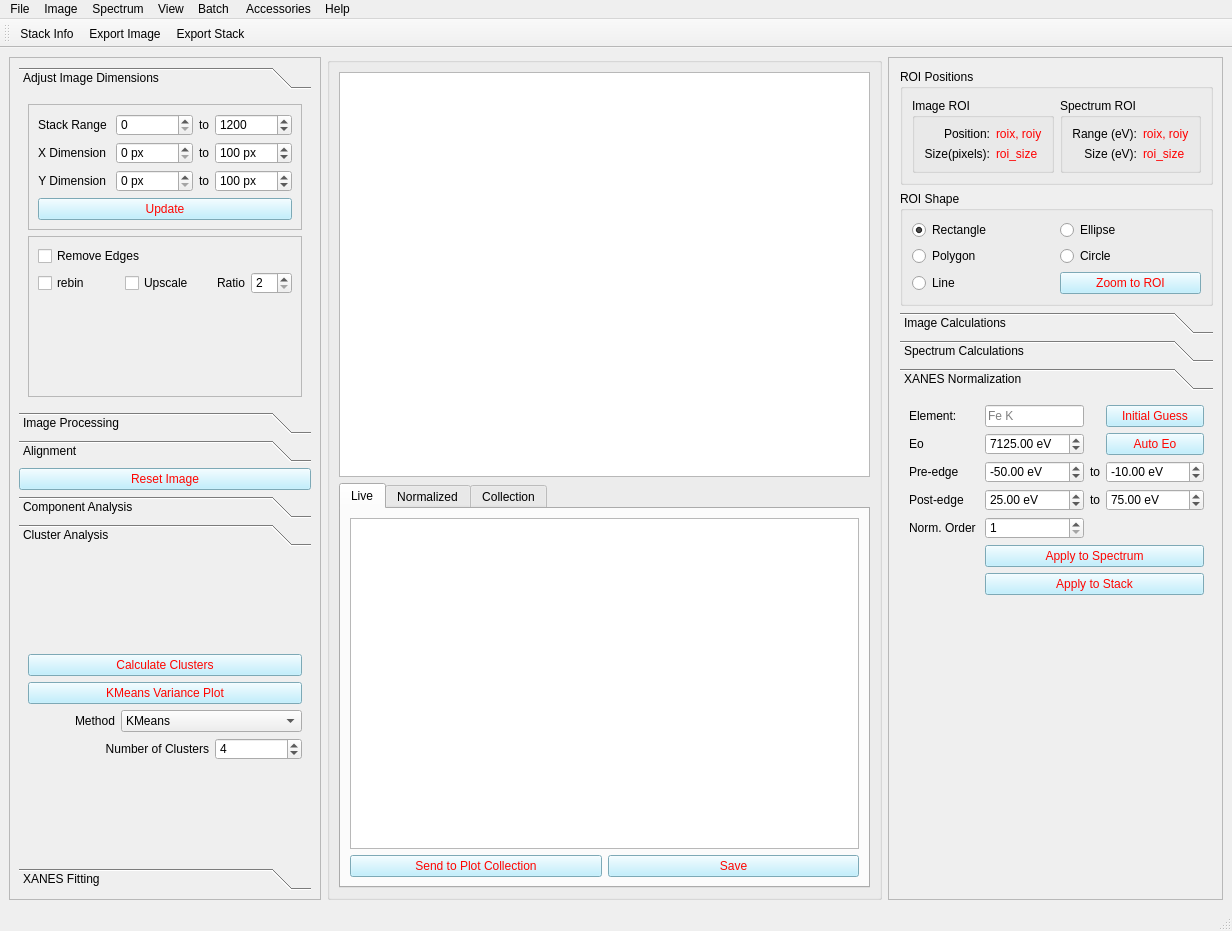
Before: the Qt Designer form xmidas/uis/midasMainwindow.ui in NSLS-II/xmidas, drawn with Qt 5.
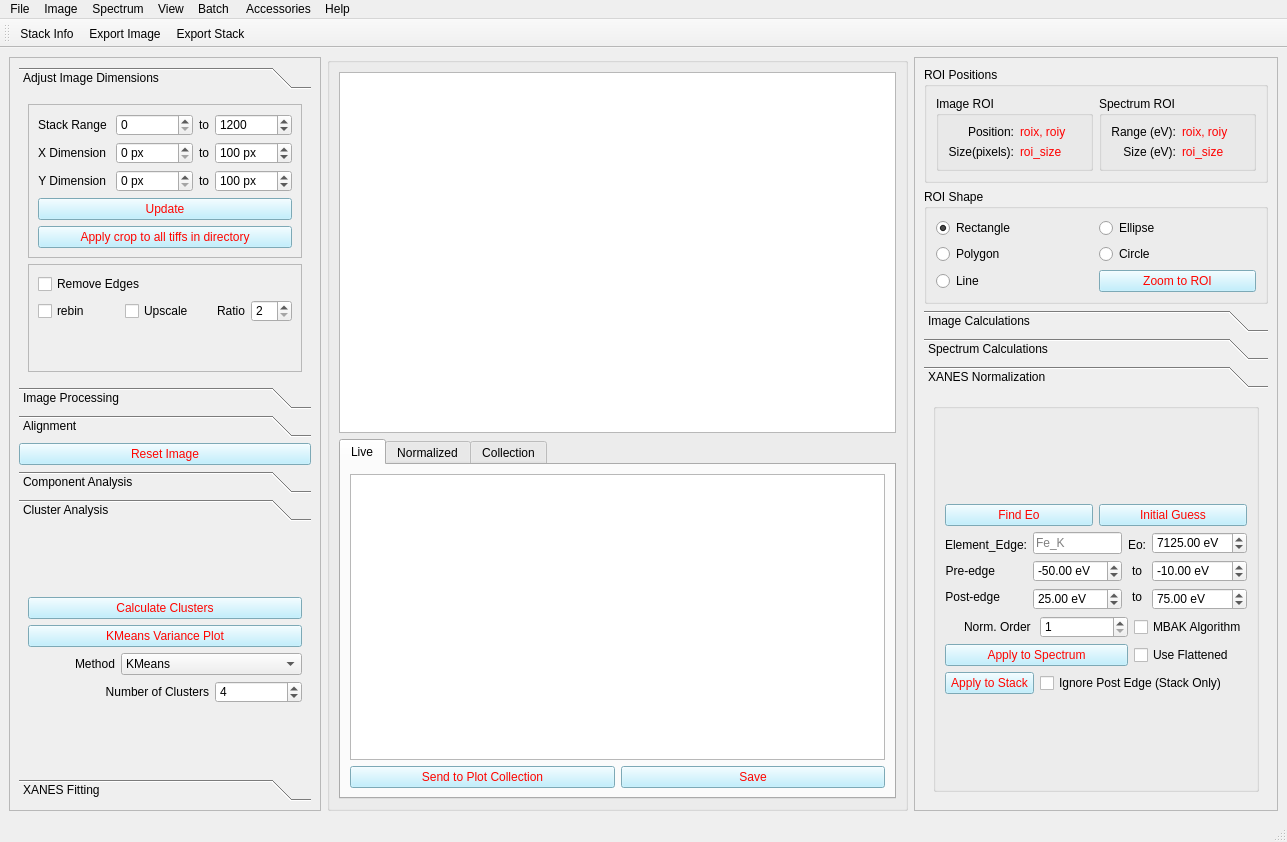
After: the same form once the commit is applied. The open tabs and pages were chosen to show the change. Icons and pictures are not drawn. Custom widgets are drawn as their Qt base class.

```diff
--- a/xmidas/uis/midasMainwindow.ui
+++ b/xmidas/uis/midasMainwindow.ui
@@ -10,8 +10,8 @@
    <rect>
     <x>0</x>
     <y>0</y>
-    <width>1232</width>
-    <height>931</height>
+    <width>1287</width>
+    <height>842</height>
    </rect>
   </property>
   <property name="sizePolicy">
@@ -36,7 +36,7 @@
     <bool>true</bool>
    </property>
    <property name="sizePolicy">
-    <sizepolicy hsizetype="Expanding" vsizetype="MinimumExpanding">
+    <sizepolicy hsizetype="Preferred" vsizetype="Preferred">
      <horstretch>0</horstretch>
      <verstretch>0</verstretch>
     </sizepolicy>
@@ -116,7 +116,7 @@
 
 </string>
    </property>
-   <layout class="QGridLayout" name="gridLayout_28">
+   <layout class="QGridLayout" name="gridLayout_42">
     <item row="0" column="0">
      <widget class="QFrame" name="frame">
       <property name="sizePolicy">
@@ -151,8 +151,8 @@
            <rect>
             <x>0</x>
             <y>0</y>
-            <width>368</width>
-            <height>325</height>
+            <width>302</width>
+            <height>288</height>
            </rect>
           </property>
           <attribute name="label">
@@ -443,6 +443,13 @@
                 </property>
                </widget>
               </item>
+              <item row="2" column="0">
+               <widget class="QPushButton" name="pb_apply_crop_to_all">
+                <property name="text">
+                 <string>Apply crop to all tiffs in directory</string>
+                </property>
+               </widget>
+              </item>
              </layout>
             </widget>
            </item>
@@ -1222,8 +1229,8 @@
            <rect>
             <x>0</x>
             <y>0</y>
-            <width>379</width>
-            <height>321</height>
+            <width>302</width>
+            <height>205</height>
            </rect>
           </property>
           <attribute name="label">
@@ -1639,116 +1646,10 @@
       <property name="frameShadow">
        <enum>QFrame::Sunken</enum>
       </property>
-      <layout class="QGridLayout" name="gridLayout_35">
-       <property name="sizeConstraint">
-        <enum>QLayout::SetDefaultConstraint</enum>
-       </property>
-       <property name="leftMargin">
-        <number>11</number>
-       </property>
-       <property name="topMargin">
-        <number>11</number>
-       </property>
-       <item row="2" column="0">
-        <widget class="QGroupBox" name="groupBox_2">
-         <property name="sizePolicy">
-          <sizepolicy hsizetype="Preferred" vsizetype="Preferred">
-           <horstretch>0</horstretch>
-           <verstretch>0</verstretch>
-          </sizepolicy>
-         </property>
-         <property name="title">
-          <string>ROI Shape</string>
-         </property>
-         <layout class="QGridLayout" name="gridLayout_38">
+      <layout class="QGridLayout" name="gridLayout_34">
           <item row="0" column="0">
-           <widget class="QRadioButton" name="rb_rect_roi">
-            <property name="sizePolicy">
-             <sizepolicy hsizetype="Preferred" vsizetype="Fixed">
-              <horstretch>0</horstretch>
-              <verstretch>0</verstretch>
-             </sizepolicy>
-            </property>
-            <property name="text">
-             <string>Rectangle</string>
-            </property>
-            <property name="checked">
-             <bool>true</bool>
-            </property>
-           </widget>
-          </item>
-          <item row="0" column="1">
-           <widget class="QRadioButton" name="rb_elli_roi">
-            <property name="sizePolicy">
-             <sizepolicy hsizetype="Preferred" vsizetype="Fixed">
-              <horstretch>0</horstretch>
-              <verstretch>0</verstretch>
-             </sizepolicy>
-            </property>
-            <property name="text">
-             <string>Ellipse</string>
-            </property>
-           </widget>
-          </item>
-          <item row="1" column="0">
-           <widget class="QRadioButton" name="rb_poly_roi">
-            <property name="sizePolicy">
-             <sizepolicy hsizetype="Preferred" vsizetype="Fixed">
-              <horstretch>0</horstretch>
-              <verstretch>0</verstretch>
-             </sizepolicy>
-            </property>
-            <property name="text">
-             <string>Polygon</string>
-            </property>
-            <property name="checked">
-             <bool>false</bool>
-            </property>
-           </widget>
-          </item>
-          <item row="1" column="1">
-           <widget class="QRadioButton" name="rb_circle_roi">
-            <property name="sizePolicy">
-             <sizepolicy hsizetype="Preferred" vsizetype="Fixed">
-              <horstretch>0</horstretch>
-              <verstretch>0</verstretch>
-             </sizepolicy>
-            </property>
-            <property name="text">
-             <string>Circle</string>
-            </property>
-           </widget>
-          </item>
-          <item row="2" column="0">
-           <widget class="QRadioButton" name="rb_line_roi">
-            <property name="sizePolicy">
-             <sizepolicy hsizetype="Preferred" vsizetype="Fixed">
-              <horstretch>0</horstretch>
-              <verstretch>0</verstretch>
-             </sizepolicy>
-            </property>
-            <property name="text">
-             <string>Line</string>
-            </property>
-           </widget>
-          </item>
-          <item row="2" column="1">
-           <widget class="QPushButton" name="pb_show_roi">
-            <property name="sizePolicy">
-             <sizepolicy hsizetype="Preferred" vsizetype="Fixed">
-              <horstretch>0</horstretch>
-              <verstretch>0</verstretch>
-             </sizepolicy>
-            </property>
-            <property name="text">
-             <string>Zoom to ROI</string>
-            </property>
-           </widget>
-          </item>
-         </layout>
-        </widget>
-       </item>
-       <item row="1" column="0">
+        <layout class="QGridLayout" name="gridLayout_33">
+         <item row="0" column="0">
         <widget class="QGroupBox" name="groupBox_8">
          <property name="styleSheet">
           <string notr="true">font: 9pt &quot;Segoe UI&quot;;</string>
@@ -1864,7 +1765,106 @@
          </layout>
         </widget>
        </item>
-       <item row="4" column="0">
+         <item row="1" column="0">
+          <widget class="QGroupBox" name="groupBox_2">
+           <property name="sizePolicy">
+            <sizepolicy hsizetype="Preferred" vsizetype="Preferred">
+             <horstretch>0</horstretch>
+             <verstretch>0</verstretch>
+            </sizepolicy>
+           </property>
+           <property name="title">
+            <string>ROI Shape</string>
+           </property>
+           <layout class="QGridLayout" name="gridLayout_38">
+            <item row="0" column="1">
+             <widget class="QRadioButton" name="rb_elli_roi">
+              <property name="sizePolicy">
+               <sizepolicy hsizetype="Preferred" vsizetype="Fixed">
+                <horstretch>0</horstretch>
+                <verstretch>0</verstretch>
+               </sizepolicy>
+              </property>
+              <property name="text">
+               <string>Ellipse</string>
+              </property>
+             </widget>
+            </item>
+            <item row="0" column="0">
+             <widget class="QRadioButton" name="rb_rect_roi">
+              <property name="sizePolicy">
+               <sizepolicy hsizetype="Preferred" vsizetype="Fixed">
+                <horstretch>0</horstretch>
+                <verstretch>0</verstretch>
+               </sizepolicy>
+              </property>
+              <property name="text">
+               <string>Rectangle</string>
+              </property>
+              <property name="checked">
+               <bool>true</bool>
+              </property>
+             </widget>
+            </item>
+            <item row="1" column="0">
+             <widget class="QRadioButton" name="rb_poly_roi">
+              <property name="sizePolicy">
+               <sizepolicy hsizetype="Preferred" vsizetype="Fixed">
+                <horstretch>0</horstretch>
+                <verstretch>0</verstretch>
+               </sizepolicy>
+              </property>
+              <property name="text">
+               <string>Polygon</string>
+              </property>
+              <property name="checked">
+               <bool>false</bool>
+              </property>
+             </widget>
+            </item>
+            <item row="1" column="1">
+             <widget class="QRadioButton" name="rb_circle_roi">
+              <property name="sizePolicy">
+               <sizepolicy hsizetype="Preferred" vsizetype="Fixed">
+                <horstretch>0</horstretch>
+                <verstretch>0</verstretch>
+               </sizepolicy>
+              </property>
+              <property name="text">
+               <string>Circle</string>
+              </property>
+             </widget>
+            </item>
+            <item row="2" column="1">
+             <widget class="QPushButton" name="pb_show_roi">
+              <property name="sizePolicy">
+               <sizepolicy hsizetype="Preferred" vsizetype="Fixed">
+                <horstretch>0</horstretch>
+                <verstretch>0</verstretch>
+               </sizepolicy>
+              </property>
+              <property name="text">
+               <string>Zoom to ROI</string>
+              </property>
+             </widget>
+            </item>
+            <item row="2" column="0">
+             <widget class="QRadioButton" name="rb_line_roi">
+              <property name="sizePolicy">
+               <sizepolicy hsizetype="Preferred" vsizetype="Fixed">
+                <horstretch>0</horstretch>
+                <verstretch>0</verstretch>
+               </sizepolicy>
+              </property>
+              <property name="text">
+               <string>Line</string>
+              </property>
+             </widget>
+            </item>
+           </layout>
+          </widget>
+         </item>
+         <item row="2" column="0">
         <widget class="QToolBox" name="toolBox_3">
          <property name="sizePolicy">
           <sizepolicy hsizetype="Preferred" vsizetype="Preferred">
@@ -1872,6 +1872,9 @@
            <verstretch>0</verstretch>
           </sizepolicy>
          </property>
+           <property name="layoutDirection">
+            <enum>Qt::LeftToRight</enum>
+           </property>
          <property name="currentIndex">
           <number>1</number>
          </property>
@@ -1887,7 +1890,7 @@
           <attribute name="label">
            <string>Image Calculations</string>
           </attribute>
-          <layout class="QGridLayout" name="gridLayout_32">
+            <layout class="QGridLayout" name="gridLayout_40">
            <item row="0" column="0">
             <widget class="QGroupBox" name="groupBox_3">
              <property name="title">
@@ -2084,82 +2087,23 @@
            <rect>
             <x>0</x>
             <y>0</y>
-            <width>386</width>
-            <height>273</height>
+              <width>365</width>
+              <height>384</height>
            </rect>
           </property>
           <attribute name="label">
            <string>XANES Normalization</string>
           </attribute>
           <layout class="QGridLayout" name="gridLayout_39">
-           <item row="3" column="2">
-            <widget class="QLabel" name="label_25">
-             <property name="sizePolicy">
-              <sizepolicy hsizetype="Fixed" vsizetype="Preferred">
-               <horstretch>0</horstretch>
-               <verstretch>0</verstretch>
-              </sizepolicy>
-             </property>
-             <property name="text">
-              <string>to</string>
-             </property>
-             <property name="alignment">
-              <set>Qt::AlignCenter</set>
-             </property>
-            </widget>
-           </item>
-           <item row="4" column="1">
-            <widget class="QSpinBox" name="sb_norm_order">
-             <property name="sizePolicy">
-              <sizepolicy hsizetype="Preferred" vsizetype="Fixed">
-               <horstretch>0</horstretch>
-               <verstretch>0</verstretch>
-              </sizepolicy>
-             </property>
-             <property name="minimum">
-              <number>1</number>
-             </property>
-             <property name="maximum">
-              <number>5</number>
-             </property>
-            </widget>
-           </item>
-           <item row="1" column="0">
-            <widget class="QLabel" name="label_21">
-             <property name="sizePolicy">
-              <sizepolicy hsizetype="Fixed" vsizetype="Preferred">
-               <horstretch>0</horstretch>
-               <verstretch>0</verstretch>
-              </sizepolicy>
-             </property>
-             <property name="text">
-              <string>Eo</string>
-             </property>
-            </widget>
-           </item>
-           <item row="1" column="1">
-            <widget class="QDoubleSpinBox" name="dsb_norm_Eo">
-             <property name="sizePolicy">
-              <sizepolicy hsizetype="Preferred" vsizetype="Fixed">
-               <horstretch>0</horstretch>
-               <verstretch>0</verstretch>
-              </sizepolicy>
-             </property>
-             <property name="suffix">
-              <string> eV</string>
-             </property>
-             <property name="minimum">
-              <double>1000.000000000000000</double>
-             </property>
-             <property name="maximum">
-              <double>20000.000000000000000</double>
-             </property>
-             <property name="value">
-              <double>7125.000000000000000</double>
-             </property>
-            </widget>
-           </item>
-           <item row="1" column="3">
+             <item row="0" column="0">
+              <widget class="QGroupBox" name="groupBox">
+               <property name="title">
+                <string/>
+               </property>
+               <layout class="QGridLayout" name="gridLayout_35">
+                <item row="0" column="0">
+                 <layout class="QGridLayout" name="gridLayout_32">
+                  <item row="0" column="0">
             <widget class="QPushButton" name="pb_auto_Eo">
              <property name="sizePolicy">
               <sizepolicy hsizetype="Preferred" vsizetype="Fixed">
@@ -2171,42 +2115,47 @@
               <string>calculate the energy point with maximum derivative</string>
              </property>
              <property name="text">
-              <string>Auto Eo</string>
+                     <string>Find Eo</string>
              </property>
             </widget>
            </item>
-           <item row="2" column="1">
-            <widget class="QDoubleSpinBox" name="dsb_norm_pre1">
+                  <item row="0" column="1">
+                   <widget class="QPushButton" name="pb_xanes_norm_vals">
              <property name="sizePolicy">
               <sizepolicy hsizetype="Preferred" vsizetype="Fixed">
                <horstretch>0</horstretch>
                <verstretch>0</verstretch>
               </sizepolicy>
              </property>
-             <property name="suffix">
-              <string> eV</string>
-             </property>
-             <property name="decimals">
-              <number>2</number>
-             </property>
-             <property name="minimum">
-              <double>-500.000000000000000</double>
-             </property>
-             <property name="maximum">
-              <double>500.000000000000000</double>
-             </property>
-             <property name="singleStep">
-              <double>1.000000000000000</double>
-             </property>
-             <property name="value">
-              <double>-50.000000000000000</double>
-             </property>
-            </widget>
-           </item>
-           <item row="2" column="0">
+                    <property name="text">
+                     <string>Initial Guess</string>
+                    </property>
+                   </widget>
+                  </item>
+                  <item row="1" column="0" colspan="2">
+                   <layout class="QGridLayout" name="gridLayout_28">
+                    <item row="0" column="0">
+                     <layout class="QVBoxLayout" name="verticalLayout">
+                      <item>
+                       <widget class="QLabel" name="label_18">
+                        <property name="sizePolicy">
+                         <sizepolicy hsizetype="Preferred" vsizetype="Fixed">
+                          <horstretch>0</horstretch>
+                          <verstretch>0</verstretch>
+                         </sizepolicy>
+                        </property>
+                        <property name="text">
+                         <string>Element_Edge:</string>
+                        </property>
+                        <property name="alignment">
+                         <set>Qt::AlignRight|Qt::AlignTrailing|Qt::AlignVCenter</set>
+                        </property>
+                       </widget>
+                      </item>
+                      <item>
             <widget class="QLabel" name="label_16">
              <property name="sizePolicy">
-              <sizepolicy hsizetype="Fixed" vsizetype="Preferred">
+                         <sizepolicy hsizetype="Fixed" vsizetype="Fixed">
                <horstretch>0</horstretch>
                <verstretch>0</verstretch>
               </sizepolicy>
@@ -2214,34 +2163,15 @@
              <property name="text">
               <string>Pre-edge</string>
              </property>
-            </widget>
-           </item>
-           <item row="2" column="3">
-            <widget class="QDoubleSpinBox" name="dsb_norm_pre2">
-             <property name="sizePolicy">
-              <sizepolicy hsizetype="Preferred" vsizetype="Fixed">
-               <horstretch>0</horstretch>
-               <verstretch>0</verstretch>
-              </sizepolicy>
-             </property>
-             <property name="suffix">
-              <string> eV</string>
-             </property>
-             <property name="minimum">
-              <double>-500.000000000000000</double>
-             </property>
-             <property name="maximum">
-              <double>500.000000000000000</double>
-             </property>
-             <property name="value">
-              <double>-10.000000000000000</double>
-             </property>
-            </widget>
-           </item>
-           <item row="3" column="0">
+                        <property name="alignment">
+                         <set>Qt::AlignRight|Qt::AlignTrailing|Qt::AlignVCenter</set>
+                        </property>
+                       </widget>
+                      </item>
+                      <item>
             <widget class="QLabel" name="label_17">
              <property name="sizePolicy">
-              <sizepolicy hsizetype="Fixed" vsizetype="Preferred">
+                         <sizepolicy hsizetype="Fixed" vsizetype="Fixed">
                <horstretch>0</horstretch>
                <verstretch>0</verstretch>
               </sizepolicy>
@@ -2249,63 +2179,16 @@
              <property name="text">
               <string>Post-edge</string>
              </property>
-            </widget>
-           </item>
-           <item row="2" column="2">
-            <widget class="QLabel" name="label_24">
-             <property name="sizePolicy">
-              <sizepolicy hsizetype="Fixed" vsizetype="Preferred">
-               <horstretch>0</horstretch>
-               <verstretch>0</verstretch>
-              </sizepolicy>
-             </property>
-             <property name="text">
-              <string>to</string>
-             </property>
-             <property name="alignment">
-              <set>Qt::AlignCenter</set>
-             </property>
-            </widget>
-           </item>
-           <item row="4" column="0">
-            <widget class="QLabel" name="label_23">
-             <property name="sizePolicy">
-              <sizepolicy hsizetype="Fixed" vsizetype="Preferred">
-               <horstretch>0</horstretch>
-               <verstretch>0</verstretch>
-              </sizepolicy>
-             </property>
-             <property name="text">
-              <string>Norm. Order </string>
-             </property>
              <property name="alignment">
               <set>Qt::AlignRight|Qt::AlignTrailing|Qt::AlignVCenter</set>
              </property>
             </widget>
            </item>
-           <item row="3" column="1">
-            <widget class="QDoubleSpinBox" name="dsb_norm_post1">
-             <property name="sizePolicy">
-              <sizepolicy hsizetype="Preferred" vsizetype="Fixed">
-               <horstretch>0</horstretch>
-               <verstretch>0</verstretch>
-              </sizepolicy>
-             </property>
-             <property name="suffix">
-              <string> eV</string>
-             </property>
-             <property name="minimum">
-              <double>0.000000000000000</double>
-             </property>
-             <property name="maximum">
-              <double>1000.000000000000000</double>
-             </property>
-             <property name="value">
-              <double>25.000000000000000</double>
-             </property>
-            </widget>
+                     </layout>
            </item>
            <item row="0" column="1">
+                     <layout class="QVBoxLayout" name="verticalLayout_2">
+                      <item>
             <widget class="QLineEdit" name="le_norm_elem">
              <property name="sizePolicy">
               <sizepolicy hsizetype="Ignored" vsizetype="Fixed">
@@ -2317,24 +2200,161 @@
               <string>&lt;html&gt;&lt;head/&gt;&lt;body&gt;&lt;p&gt; For mbak algorithm only, must be in &lt;span style=&quot; font-weight:600; font-style:italic;&quot;&gt;element&amp;lt;space&amp;gt;edge&lt;/span&gt; format&lt;/p&gt;&lt;/body&gt;&lt;/html&gt;</string>
              </property>
              <property name="placeholderText">
-              <string>Fe K</string>
+                         <string>Fe_K</string>
              </property>
             </widget>
            </item>
-           <item row="0" column="0">
-            <widget class="QLabel" name="label_18">
+                      <item>
+                       <widget class="QDoubleSpinBox" name="dsb_norm_pre1">
              <property name="sizePolicy">
-              <sizepolicy hsizetype="Fixed" vsizetype="Fixed">
+                         <sizepolicy hsizetype="Preferred" vsizetype="Fixed">
                <horstretch>0</horstretch>
                <verstretch>0</verstretch>
               </sizepolicy>
              </property>
+                        <property name="suffix">
+                         <string> eV</string>
+                        </property>
+                        <property name="decimals">
+                         <number>2</number>
+                        </property>
+                        <property name="minimum">
+                         <double>-500.000000000000000</double>
+                        </property>
+                        <property name="maximum">
+                         <double>500.000000000000000</double>
+                        </property>
+                        <property name="singleStep">
+                         <double>1.000000000000000</double>
+                        </property>
+                        <property name="value">
+                         <double>-50.000000000000000</double>
+                        </property>
+                       </widget>
+                      </item>
+                      <item>
+                       <widget class="QDoubleSpinBox" name="dsb_norm_post1">
+                        <property name="sizePolicy">
+                         <sizepolicy hsizetype="Preferred" vsizetype="Fixed">
+                          <horstretch>0</horstretch>
+                          <verstretch>0</verstretch>
+                         </sizepolicy>
+                        </property>
+                        <property name="suffix">
+                         <string> eV</string>
+                        </property>
+                        <property name="minimum">
+                         <double>0.000000000000000</double>
+                        </property>
+                        <property name="maximum">
+                         <double>1000.000000000000000</double>
+                        </property>
+                        <property name="value">
+                         <double>25.000000000000000</double>
+                        </property>
+                       </widget>
+                      </item>
+                     </layout>
+                    </item>
+                    <item row="0" column="2">
+                     <layout class="QVBoxLayout" name="verticalLayout_4">
+                      <item>
+                       <widget class="QLabel" name="label_21">
+                        <property name="sizePolicy">
+                         <sizepolicy hsizetype="Preferred" vsizetype="Fixed">
+                          <horstretch>0</horstretch>
+                          <verstretch>0</verstretch>
+                         </sizepolicy>
+                        </property>
              <property name="text">
-              <string>Element:</string>
-             </property>
-            </widget>
-           </item>
-           <item row="3" column="3">
+                         <string>Eo:</string>
+                        </property>
+                        <property name="alignment">
+                         <set>Qt::AlignRight|Qt::AlignTrailing|Qt::AlignVCenter</set>
+                        </property>
+                       </widget>
+                      </item>
+                      <item>
+                       <widget class="QLabel" name="label_24">
+                        <property name="sizePolicy">
+                         <sizepolicy hsizetype="Preferred" vsizetype="Fixed">
+                          <horstretch>0</horstretch>
+                          <verstretch>0</verstretch>
+                         </sizepolicy>
+                        </property>
+                        <property name="text">
+                         <string>to</string>
+                        </property>
+                        <property name="alignment">
+                         <set>Qt::AlignCenter</set>
+                        </property>
+                       </widget>
+                      </item>
+                      <item>
+                       <widget class="QLabel" name="label_25">
+                        <property name="sizePolicy">
+                         <sizepolicy hsizetype="Preferred" vsizetype="Fixed">
+                          <horstretch>0</horstretch>
+                          <verstretch>0</verstretch>
+                         </sizepolicy>
+                        </property>
+                        <property name="text">
+                         <string>to</string>
+                        </property>
+                        <property name="alignment">
+                         <set>Qt::AlignCenter</set>
+                        </property>
+                       </widget>
+                      </item>
+                     </layout>
+                    </item>
+                    <item row="0" column="3">
+                     <layout class="QVBoxLayout" name="verticalLayout_5">
+                      <item>
+                       <widget class="QDoubleSpinBox" name="dsb_norm_Eo">
+                        <property name="sizePolicy">
+                         <sizepolicy hsizetype="Preferred" vsizetype="Fixed">
+                          <horstretch>0</horstretch>
+                          <verstretch>0</verstretch>
+                         </sizepolicy>
+                        </property>
+                        <property name="suffix">
+                         <string> eV</string>
+                        </property>
+                        <property name="minimum">
+                         <double>1000.000000000000000</double>
+                        </property>
+                        <property name="maximum">
+                         <double>20000.000000000000000</double>
+                        </property>
+                        <property name="value">
+                         <double>7125.000000000000000</double>
+                        </property>
+                       </widget>
+                      </item>
+                      <item>
+                       <widget class="QDoubleSpinBox" name="dsb_norm_pre2">
+                        <property name="sizePolicy">
+                         <sizepolicy hsizetype="Preferred" vsizetype="Fixed">
+                          <horstretch>0</horstretch>
+                          <verstretch>0</verstretch>
+                         </sizepolicy>
+                        </property>
+                        <property name="suffix">
+                         <string> eV</string>
+                        </property>
+                        <property name="minimum">
+                         <double>-500.000000000000000</double>
+                        </property>
+                        <property name="maximum">
+                         <double>500.000000000000000</double>
+                        </property>
+                        <property name="value">
+                         <double>-10.000000000000000</double>
+                        </property>
+                       </widget>
+                      </item>
+                      <item>
             <widget class="QDoubleSpinBox" name="dsb_norm_post2">
              <property name="sizePolicy">
               <sizepolicy hsizetype="Preferred" vsizetype="Fixed">
@@ -2356,14 +2376,62 @@
              </property>
             </widget>
            </item>
-           <item row="0" column="3">
-            <widget class="QPushButton" name="pb_xanes_norm_vals">
+                     </layout>
+                    </item>
+                   </layout>
+                  </item>
+                  <item row="2" column="0" colspan="2">
+                   <layout class="QGridLayout" name="gridLayout_31">
+                    <item row="2" column="0" colspan="2">
+                     <layout class="QHBoxLayout" name="horizontalLayout_16">
+                      <item>
+                       <widget class="QLabel" name="label_23">
+                        <property name="sizePolicy">
+                         <sizepolicy hsizetype="Preferred" vsizetype="Fixed">
+                          <horstretch>0</horstretch>
+                          <verstretch>0</verstretch>
+                         </sizepolicy>
+                        </property>
              <property name="text">
-              <string>Initial Guess</string>
-             </property>
-            </widget>
-           </item>
-           <item row="5" column="1" colspan="3">
+                         <string>Norm. Order </string>
+                        </property>
+                        <property name="alignment">
+                         <set>Qt::AlignRight|Qt::AlignTrailing|Qt::AlignVCenter</set>
+                        </property>
+                       </widget>
+                      </item>
+                      <item>
+                       <widget class="QSpinBox" name="sb_norm_order">
+                        <property name="sizePolicy">
+                         <sizepolicy hsizetype="Preferred" vsizetype="Fixed">
+                          <horstretch>0</horstretch>
+                          <verstretch>0</verstretch>
+                         </sizepolicy>
+                        </property>
+                        <property name="minimum">
+                         <number>1</number>
+                        </property>
+                        <property name="maximum">
+                         <number>5</number>
+                        </property>
+                       </widget>
+                      </item>
+                     </layout>
+                    </item>
+                    <item row="3" column="2">
+                     <widget class="QCheckBox" name="cb_xanes_flat">
+                      <property name="sizePolicy">
+                       <sizepolicy hsizetype="Fixed" vsizetype="Fixed">
+                        <horstretch>0</horstretch>
+                        <verstretch>0</verstretch>
+                       </sizepolicy>
+                      </property>
+                      <property name="text">
+                       <string>Use Flattened</string>
+                      </property>
+                     </widget>
+                    </item>
+                    <item row="3" column="0" colspan="2">
             <widget class="QPushButton" name="pb_apply_xanes_norm">
              <property name="sizePolicy">
               <sizepolicy hsizetype="Preferred" vsizetype="Fixed">
@@ -2376,29 +2444,51 @@
              </property>
             </widget>
            </item>
-           <item row="6" column="1" colspan="3">
+                    <item row="4" column="0">
             <widget class="QPushButton" name="pb_apply_norm_to_stack">
+                      <property name="sizePolicy">
+                       <sizepolicy hsizetype="Preferred" vsizetype="Fixed">
+                        <horstretch>0</horstretch>
+                        <verstretch>0</verstretch>
+                       </sizepolicy>
+                      </property>
              <property name="text">
               <string>Apply to Stack</string>
              </property>
             </widget>
            </item>
-          </layout>
-         </widget>
-        </widget>
-       </item>
-       <item row="5" column="0">
-        <spacer name="verticalSpacer_4">
-         <property name="orientation">
-          <enum>Qt::Vertical</enum>
-         </property>
-         <property name="sizeHint" stdset="0">
-          <size>
-           <width>20</width>
-           <height>40</height>
-          </size>
-         </property>
-        </spacer>
+                    <item row="4" column="1" colspan="2">
+                     <widget class="QCheckBox" name="cb_xanes_postedge">
+                      <property name="sizePolicy">
+                       <sizepolicy hsizetype="Fixed" vsizetype="Fixed">
+                        <horstretch>0</horstretch>
+                        <verstretch>0</verstretch>
+                       </sizepolicy>
+                      </property>
+                      <property name="text">
+                       <string>Ignore Post Edge (Stack Only)</string>
+                      </property>
+                     </widget>
+                    </item>
+                    <item row="2" column="2">
+                     <widget class="QCheckBox" name="cb_mback">
+                      <property name="text">
+                       <string>MBAK Algorithm</string>
+                      </property>
+                     </widget>
+                    </item>
+                   </layout>
+                  </item>
+                 </layout>
+                </item>
+               </layout>
+              </widget>
+             </item>
+            </layout>
+           </widget>
+          </widget>
+         </item>
+        </layout>
        </item>
       </layout>
      </widget>
@@ -2410,8 +2500,8 @@
     <rect>
      <x>0</x>
      <y>0</y>
-     <width>1232</width>
-     <height>29</height>
+     <width>1287</width>
+     <height>24</height>
     </rect>
    </property>
    <property name="toolTip">
```
Left out of the diff: 134 changed lines with no effect on the pictures. Lines whose indentation alone changed are shown as unchanged.
